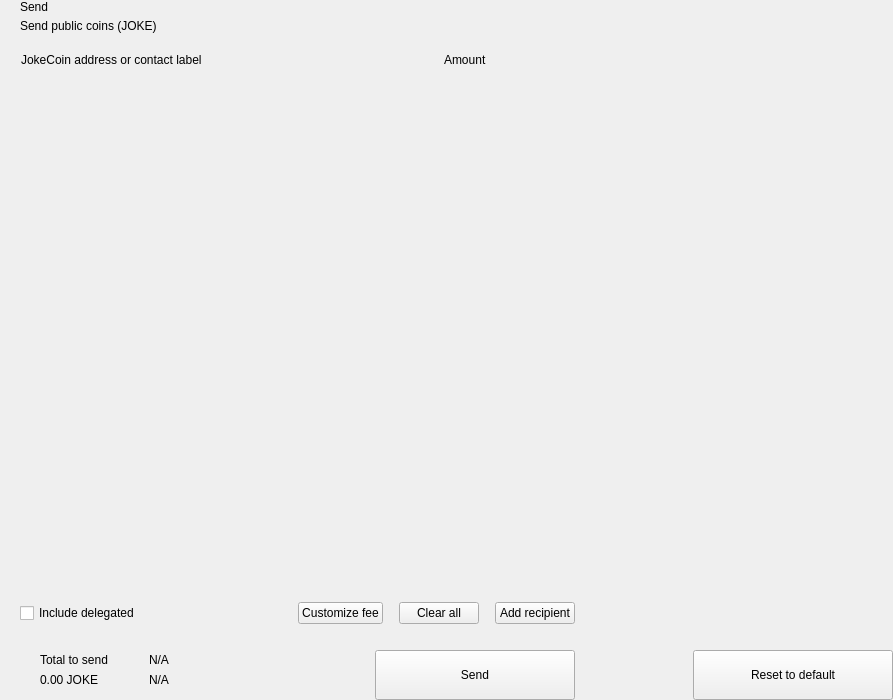
The window that src/qt/jokecoin/forms/send.ui (clowncrew/jokecoin) describes before a commit, drawn with Qt 5.
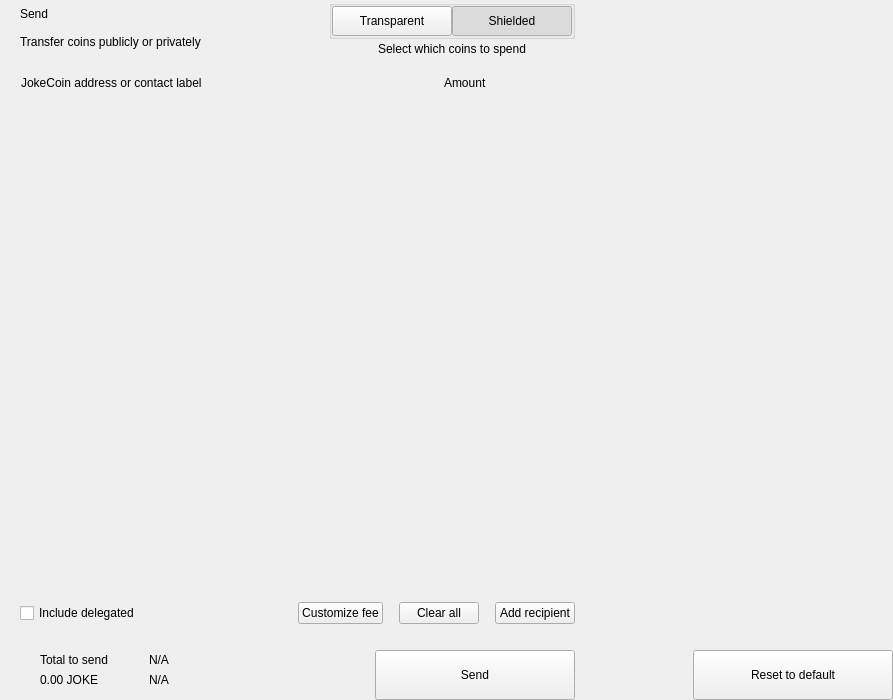
The same window after the commit. Custom widgets are drawn as their Qt base class.

What changed in the file:
```diff
--- a/src/qt/jokecoin/forms/send.ui
+++ b/src/qt/jokecoin/forms/send.ui
@@ -66,7 +66,7 @@
           <item>
            <layout class="QVBoxLayout" name="verticalLayout">
             <property name="spacing">
-             <number>5</number>
+             <number>0</number>
             </property>
             <item>
              <widget class="QLabel" name="labelTitle">
@@ -81,7 +81,7 @@
             <item>
              <widget class="QLabel" name="labelSubtitle1">
               <property name="text">
-               <string>Send public coins (JOKE)</string>
+               <string>Transfer coins publicly or privately</string>
               </property>
              </widget>
             </item>
@@ -100,6 +100,120 @@
             </property>
            </spacer>
           </item>
+          <item>
+           <layout class="QVBoxLayout" name="verticalLayout_6">
+            <property name="spacing">
+             <number>3</number>
+            </property>
+            <item alignment="Qt::AlignHCenter">
+             <widget class="QGroupBox" name="groupBox">
+              <property name="styleSheet">
+               <string notr="true">#groupBox{
+padding-top:2px;
+}</string>
+              </property>
+              <property name="title">
+               <string/>
+              </property>
+              <property name="alignment">
+               <set>Qt::AlignCenter</set>
+              </property>
+              <layout class="QHBoxLayout" name="horizontalLayout_4">
+               <property name="spacing">
+                <number>0</number>
+               </property>
+               <property name="leftMargin">
+                <number>0</number>
+               </property>
+               <property name="topMargin">
+                <number>0</number>
+               </property>
+               <property name="rightMargin">
+                <number>0</number>
+               </property>
+               <property name="bottomMargin">
+                <number>0</number>
+               </property>
+               <item>
+                <widget class="QPushButton" name="pushLeft">
+                 <property name="minimumSize">
+                  <size>
+                   <width>120</width>
+                   <height>30</height>
+                  </size>
+                 </property>
+                 <property name="maximumSize">
+                  <size>
+                   <width>120</width>
+                   <height>30</height>
+                  </size>
+                 </property>
+                 <property name="focusPolicy">
+                  <enum>Qt::NoFocus</enum>
+                 </property>
+                 <property name="text">
+                  <string>Transparent</string>
+                 </property>
+                 <property name="checkable">
+                  <bool>true</bool>
+                 </property>
+                 <property name="autoExclusive">
+                  <bool>true</bool>
+                 </property>
+                </widget>
+               </item>
+               <item>
+                <widget class="QPushButton" name="pushRight">
+                 <property name="minimumSize">
+                  <size>
+                   <width>120</width>
+                   <height>30</height>
+                  </size>
+                 </property>
+                 <property name="maximumSize">
+                  <size>
+                   <width>120</width>
+                   <height>30</height>
+                  </size>
+                 </property>
+                 <property name="focusPolicy">
+                  <enum>Qt::NoFocus</enum>
+                 </property>
+                 <property name="text">
+                  <string>Shielded</string>
+                 </property>
+                 <property name="checkable">
+                  <bool>true</bool>
+                 </property>
+                 <property name="checked">
+                  <bool>true</bool>
+                 </property>
+                 <property name="autoExclusive">
+                  <bool>true</bool>
+                 </property>
+                </widget>
+               </item>
+              </layout>
+             </widget>
+            </item>
+            <item alignment="Qt::AlignHCenter|Qt::AlignTop">
+             <widget class="QLabel" name="labelSubtitle2">
+              <property name="styleSheet">
+               <string notr="true"/>
+              </property>
+              <property name="text">
+               <string>Select which coins to spend</string>
+              </property>
+              <property name="alignment">
+               <set>Qt::AlignCenter</set>
+              </property>
+              <property name="indent">
+               <number>0</number>
+              </property>
+             </widget>
+            </item>
+           </layout>
+          </item>
          </layout>
         </item>
         <item>
```
Left out of the diff: 10 changed lines with no effect on the pictures.
